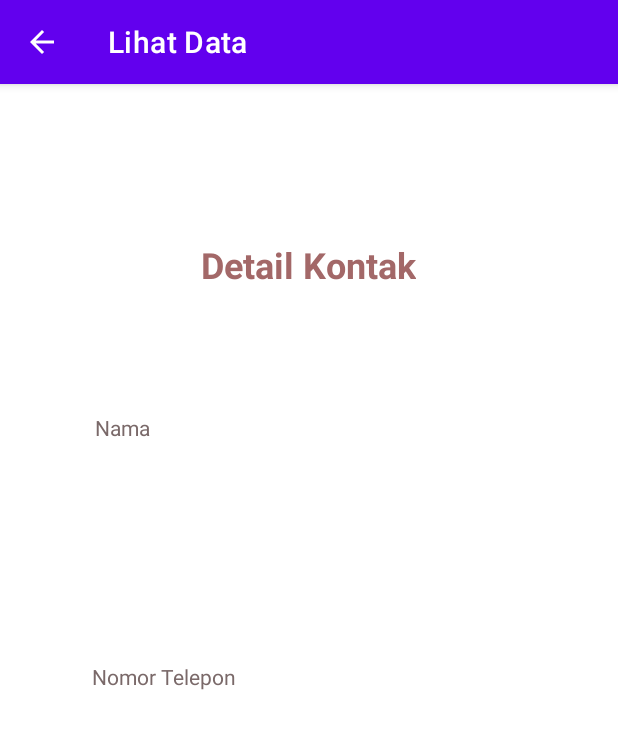
After one commit to SisiliaIndah18/20190140006_SisiliaIndahLestari_SqLite, an Android app: the LihatTeman screen opened directly, with no data from a screen before it, on a phone screen of 412 x 824 dp. The commit adds this screen. Shown: the top 729 px of the screen. Run offline under Robolectric (Android 15) with nearby library versions, the phone set to English and light mode, and no system bars.

Commit message:
Lihat Data

```diff
--- a/app/src/main/AndroidManifest.xml
+++ b/app/src/main/AndroidManifest.xml
@@ -9,8 +9,9 @@
         android:roundIcon="@mipmap/ic_launcher_round"
         android:supportsRtl="true"
         android:theme="@style/Theme.SqLite">
+        <activity android:name=".LihatTeman" android:parentActivityName=".MainActivity"></activity>
         <activity android:name=".UpdateTeman"></activity>
-        <activity android:name=".TemanBaru"></activity>
+        <activity android:name=".TemanBaru" android:parentActivityName=".MainActivity"></activity>
         <activity android:name=".MainActivity">
             <intent-filter>
                 <action android:name="android.intent.action.MAIN" />
--- /dev/null
+++ b/app/src/main/java/com/example/sqlite/LihatTeman.java
@@ -0,0 +1,29 @@
+package com.example.sqlite;
+
+import android.os.Bundle;
+import android.widget.TextView;
+
+import androidx.annotation.Nullable;
+import androidx.appcompat.app.AppCompatActivity;
+
+public class LihatTeman extends AppCompatActivity {
+    static TextView tvnama, tvtelpon;
+    String nama, id, telpon;
+
+    @Override
+    protected void onCreate(@Nullable Bundle savedInstanceState) {
+        super.onCreate(savedInstanceState);
+        setContentView(R.layout.lihat_data);
+
+        tvnama = findViewById(R.id.tvNamaKontak);
+        tvtelpon = findViewById(R.id.tvNomorTelepon);
+
+        id = getIntent().getStringExtra("id");
+        nama = getIntent().getStringExtra("nama");
+        telpon = getIntent().getStringExtra("telpon");
+
+        setTitle("Lihat Data");
+        tvnama.setText(nama);
+        tvtelpon.setText(telpon);
+    }
+}
--- a/app/src/main/java/com/example/sqlite/adapter/TemanAdapter.java
+++ b/app/src/main/java/com/example/sqlite/adapter/TemanAdapter.java
@@ -15,6 +15,7 @@ import androidx.annotation.NonNull;
 import androidx.cardview.widget.CardView;
 import androidx.recyclerview.widget.RecyclerView;
 
+import com.example.sqlite.LihatTeman;
 import com.example.sqlite.MainActivity;
 import com.example.sqlite.R;
 import com.example.sqlite.UpdateTeman;
@@ -53,6 +54,17 @@ public class TemanAdapter extends RecyclerView.Adapter<TemanAdapter.TemanViewHol
         holder.namaTxt.setTextSize(20);
         holder.namaTxt.setText(nama);
         holder.telponTxt.setText(telpon);
+
+        holder.cardku.setOnClickListener(new View.OnClickListener() {
+            @Override
+            public void onClick(View v) {
+                Intent i= new Intent(context, LihatTeman.class);
+                i.putExtra("id", id);
+                i.putExtra("nama", nama);
+                i.putExtra("telpon", telpon);
+                context.startActivity(i);
+            }
+        });
 
         holder.cardku.setOnLongClickListener(new View.OnLongClickListener() {
             @Override
--- /dev/null
+++ b/app/src/main/res/layout/lihat_data.xml
@@ -0,0 +1,81 @@
+<?xml version="1.0" encoding="utf-8"?>
+<androidx.constraintlayout.widget.ConstraintLayout
+    xmlns:android="http://schemas.android.com/apk/res/android"
+    xmlns:app="http://schemas.android.com/apk/res-auto"
+    xmlns:tools="http://schemas.android.com/tools"
+    android:layout_width="match_parent"
+    android:layout_height="match_parent">
+
+    <TextView
+        android:id="@+id/textView9"
+        android:layout_width="wrap_content"
+        android:layout_height="wrap_content"
+        android:text="@string/detailkontak"
+        android:textColor="#A36868"
+        android:textSize="24sp"
+        android:textStyle="bold"
+        app:layout_constraintBottom_toBottomOf="parent"
+        app:layout_constraintEnd_toEndOf="parent"
+        app:layout_constraintHorizontal_bias="0.498"
+        app:layout_constraintStart_toStartOf="parent"
+        app:layout_constraintTop_toTopOf="parent"
+        app:layout_constraintVertical_bias="0.141" />
+
+    <TextView
+        android:id="@+id/textView10"
+        android:layout_width="wrap_content"
+        android:layout_height="wrap_content"
+        android:text="@string/nama"
+        android:textColor="#7A6969"
+        android:textSize="14sp"
+        app:layout_constraintBottom_toBottomOf="parent"
+        app:layout_constraintEnd_toEndOf="parent"
+        app:layout_constraintHorizontal_bias="0.168"
+        app:layout_constraintStart_toStartOf="parent"
+        app:layout_constraintTop_toTopOf="parent"
+        app:layout_constraintVertical_bias="0.293" />
+
+    <TextView
+        android:id="@+id/tvNamaKontak"
+        android:layout_width="wrap_content"
+        android:layout_height="wrap_content"
+        android:text="@string/nama"
+        android:textColor="#7A6969"
+        android:textSize="14sp"
+        android:textStyle="bold"
+        app:layout_constraintBottom_toBottomOf="parent"
+        app:layout_constraintEnd_toEndOf="parent"
+        app:layout_constraintHorizontal_bias="0.168"
+        app:layout_constraintStart_toStartOf="parent"
+        app:layout_constraintTop_toTopOf="parent"
+        app:layout_constraintVertical_bias="0.4" />
+
+    <TextView
+        android:id="@+id/textView12"
+        android:layout_width="wrap_content"
+        android:layout_height="wrap_content"
+        android:text="@string/notel"
+        android:textColor="#7A6969"
+        android:textSize="14sp"
+        app:layout_constraintBottom_toBottomOf="parent"
+        app:layout_constraintEnd_toEndOf="parent"
+        app:layout_constraintHorizontal_bias="0.195"
+        app:layout_constraintStart_toStartOf="parent"
+        app:layout_constraintTop_toTopOf="parent"
+        app:layout_constraintVertical_bias="0.515" />
+
+    <TextView
+        android:id="@+id/tvNomorTelepon"
+        android:layout_width="wrap_content"
+        android:layout_height="wrap_content"
+        android:text="@string/notel"
+        android:textColor="#7A6969"
+        android:textSize="14sp"
+        android:textStyle="bold"
+        app:layout_constraintBottom_toBottomOf="parent"
+        app:layout_constraintEnd_toEndOf="parent"
+        app:layout_constraintHorizontal_bias="0.195"
+        app:layout_constraintStart_toStartOf="parent"
+        app:layout_constraintTop_toTopOf="parent"
+        app:layout_constraintVertical_bias="0.633" />
+</androidx.constraintlayout.widget.ConstraintLayout>
--- a/app/src/main/res/values/strings.xml
+++ b/app/src/main/res/values/strings.xml
@@ -1,3 +1,6 @@
 <resources>
     <string name="app_name">SqLite</string>
+    <string name="nama">Nama</string>
+    <string name="notel">Nomor Telepon</string>
+    <string name="detailkontak">Detail Kontak</string>
 </resources>
```
